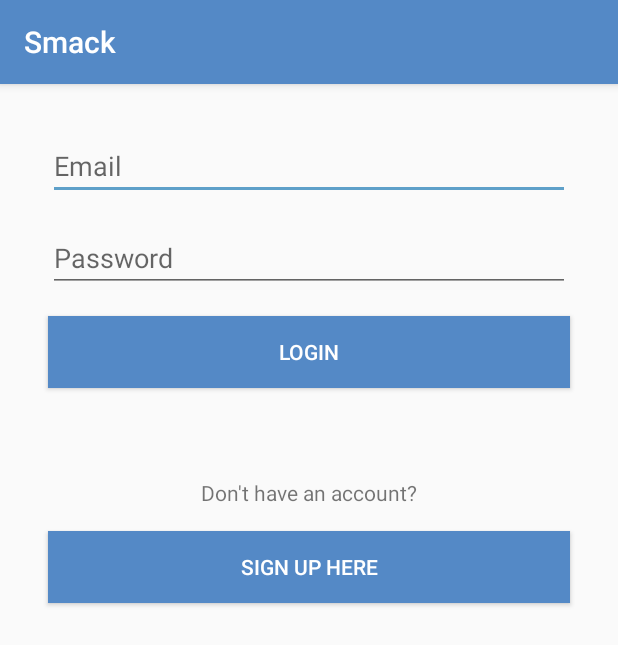
After one commit to mvkva/SmackChatApp, an Android app: the LoginActivity screen opened directly, with no data from a screen before it, on a phone screen of 412 x 824 dp. The commit adds this screen. Shown: the top 645 px of the screen. Run offline under Robolectric (Android 15) with nearby library versions, the phone set to English and light mode, and no system bars.

Commit message:
Login Activity UI created

```diff
--- a/app/build.gradle
+++ b/app/build.gradle
@@ -24,7 +24,7 @@ android {
 
 dependencies {
     implementation fileTree(dir: 'libs', include: ['*.jar'])
-    implementation"org.jetbrains.kotlin:kotlin-stdlib-jre7:$kotlin_version"
+    implementation "org.jetbrains.kotlin:kotlin-stdlib-jre7:$kotlin_version"
     implementation 'com.android.support:appcompat-v7:27.1.1'
     implementation 'com.android.support:design:27.1.1'
     implementation 'com.android.support.constraint:constraint-layout:1.1.2'
--- a/app/src/main/AndroidManifest.xml
+++ b/app/src/main/AndroidManifest.xml
@@ -18,6 +18,8 @@
                 <category android:name="android.intent.category.LAUNCHER"/>
             </intent-filter>
         </activity>
+        <activity android:name=".LoginActivity">
+        </activity>
     </application>
 
 </manifest>
--- /dev/null
+++ b/app/src/main/java/com/milenkobojanic/smackchatapp/LoginActivity.kt
@@ -0,0 +1,21 @@
+package com.milenkobojanic.smackchatapp
+
+import android.support.v7.app.AppCompatActivity
+import android.os.Bundle
+import android.view.View
+
+class LoginActivity : AppCompatActivity() {
+
+    override fun onCreate(savedInstanceState: Bundle?) {
+        super.onCreate(savedInstanceState)
+        setContentView(R.layout.activity_login)
+    }
+
+    fun loginLoginButtonClicked(view: View) {
+
+    }
+
+    fun loginCreateUserButtonClicked(view: View) {
+
+    }
+}
--- a/app/src/main/java/com/milenkobojanic/smackchatapp/MainActivity.kt
+++ b/app/src/main/java/com/milenkobojanic/smackchatapp/MainActivity.kt
@@ -1,5 +1,6 @@
 package com.milenkobojanic.smackchatapp
 
+import android.content.Intent
 import android.os.Bundle
 import android.support.design.widget.Snackbar
 import android.support.design.widget.NavigationView
@@ -34,7 +35,8 @@ class MainActivity : AppCompatActivity() {
     }
 
     fun loginButtonNavClicked(view: View) {
-
+        val loginIntent = Intent(this, LoginActivity::class.java)
+        startActivity(loginIntent)
     }
 
     fun addChannelClicked(view: View) {
--- /dev/null
+++ b/app/src/main/res/layout/activity_login.xml
@@ -0,0 +1,79 @@
+<?xml version="1.0" encoding="utf-8"?>
+<android.support.constraint.ConstraintLayout
+    xmlns:android="http://schemas.android.com/apk/res/android"
+    xmlns:app="http://schemas.android.com/apk/res-auto"
+    xmlns:tools="http://schemas.android.com/tools"
+    android:layout_width="match_parent"
+    android:layout_height="match_parent"
+    tools:context=".LoginActivity">
+
+    <EditText
+        android:id="@+id/loginEmailText"
+        android:layout_width="0dp"
+        android:layout_height="wrap_content"
+        android:layout_marginEnd="32dp"
+        android:layout_marginStart="32dp"
+        android:layout_marginTop="32dp"
+        android:ems="10"
+        android:hint="Email"
+        android:inputType="textPersonName"
+        app:layout_constraintEnd_toEndOf="parent"
+        app:layout_constraintStart_toStartOf="parent"
+        app:layout_constraintTop_toTopOf="parent"/>
+
+    <EditText
+        android:id="@+id/loginPasswordText"
+        android:layout_width="0dp"
+        android:layout_height="wrap_content"
+        android:layout_marginEnd="32dp"
+        android:layout_marginStart="32dp"
+        android:layout_marginTop="16dp"
+        android:ems="10"
+        android:hint="Password"
+        android:inputType="textPassword"
+        app:layout_constraintEnd_toEndOf="parent"
+        app:layout_constraintStart_toStartOf="parent"
+        app:layout_constraintTop_toBottomOf="@+id/loginEmailText"/>
+
+    <Button
+        android:id="@+id/loginLoginButton"
+        android:layout_width="0dp"
+        android:layout_height="wrap_content"
+        android:layout_marginEnd="32dp"
+        android:layout_marginStart="32dp"
+        android:layout_marginTop="16dp"
+        android:background="@color/colorPrimary"
+        android:onClick="loginLoginButtonClicked"
+        android:text="Login"
+        android:textColor="@android:color/white"
+        app:layout_constraintEnd_toEndOf="parent"
+        app:layout_constraintStart_toStartOf="parent"
+        app:layout_constraintTop_toBottomOf="@+id/loginPasswordText"/>
+
+    <TextView
+        android:id="@+id/textView"
+        android:layout_width="wrap_content"
+        android:layout_height="wrap_content"
+        android:layout_marginEnd="32dp"
+        android:layout_marginStart="32dp"
+        android:layout_marginTop="60dp"
+        android:text="Don't have an account?"
+        app:layout_constraintEnd_toEndOf="parent"
+        app:layout_constraintStart_toStartOf="parent"
+        app:layout_constraintTop_toBottomOf="@+id/loginLoginButton"/>
+
+    <Button
+        android:id="@+id/loginCreateUserButton"
+        android:layout_width="0dp"
+        android:layout_height="wrap_content"
+        android:layout_marginEnd="32dp"
+        android:layout_marginStart="32dp"
+        android:layout_marginTop="16dp"
+        android:background="@color/colorPrimary"
+        android:onClick="loginCreateUserButtonClicked"
+        android:text="Sign Up Here"
+        android:textColor="@android:color/white"
+        app:layout_constraintEnd_toEndOf="parent"
+        app:layout_constraintStart_toStartOf="parent"
+        app:layout_constraintTop_toBottomOf="@+id/textView"/>
+</android.support.constraint.ConstraintLayout>
--- a/app/src/main/res/layout/nav_header_main.xml
+++ b/app/src/main/res/layout/nav_header_main.xml
@@ -16,7 +16,7 @@
         android:layout_width="70dp"
         android:layout_height="70dp"
         android:layout_marginBottom="8dp"
-        android:layout_marginStart="8dp"
+        android:layout_marginStart="12dp"
         android:contentDescription="@string/nav_header_desc"
         android:paddingTop="@dimen/nav_header_vertical_spacing"
         app:layout_constraintBottom_toTopOf="@+id/loginButtonNavHeader"
@@ -62,11 +62,11 @@
         android:layout_width="wrap_content"
         android:layout_height="32dp"
         android:layout_marginBottom="8dp"
-        android:layout_marginStart="24dp"
+        android:layout_marginStart="4dp"
         android:background="@android:color/transparent"
         android:onClick="loginButtonNavClicked"
         android:text="Login"
-        android:textAlignment="textStart"
+        android:textAlignment="center"
         app:layout_constraintBottom_toBottomOf="parent"
         app:layout_constraintStart_toStartOf="parent"/>
 
```
